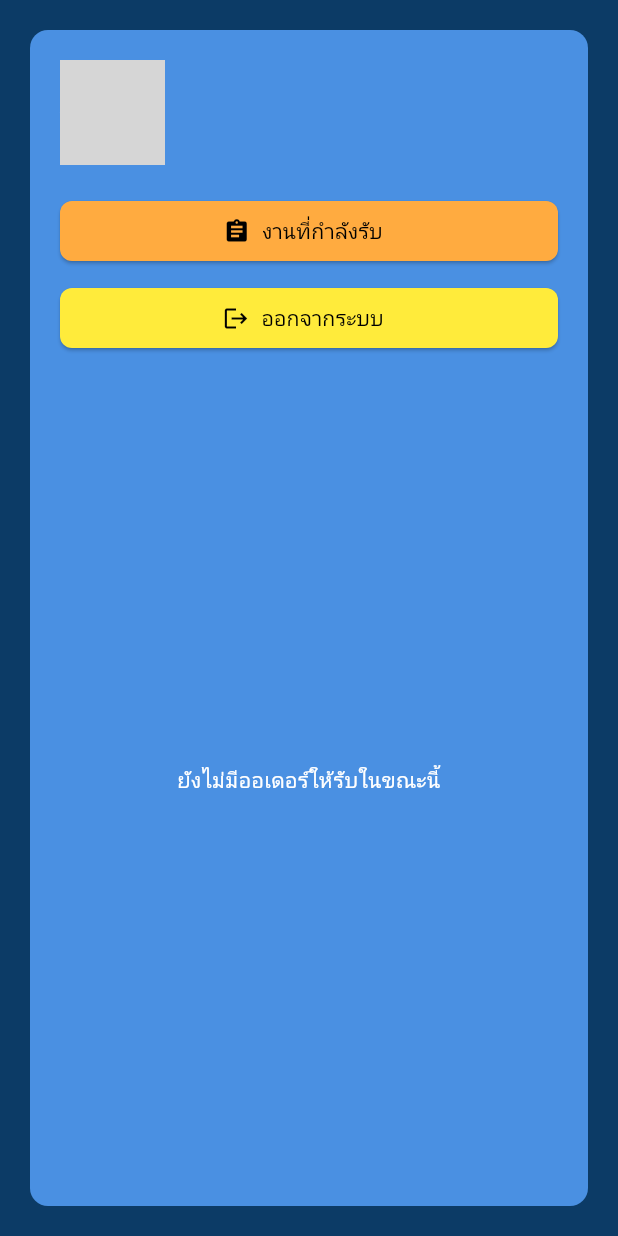
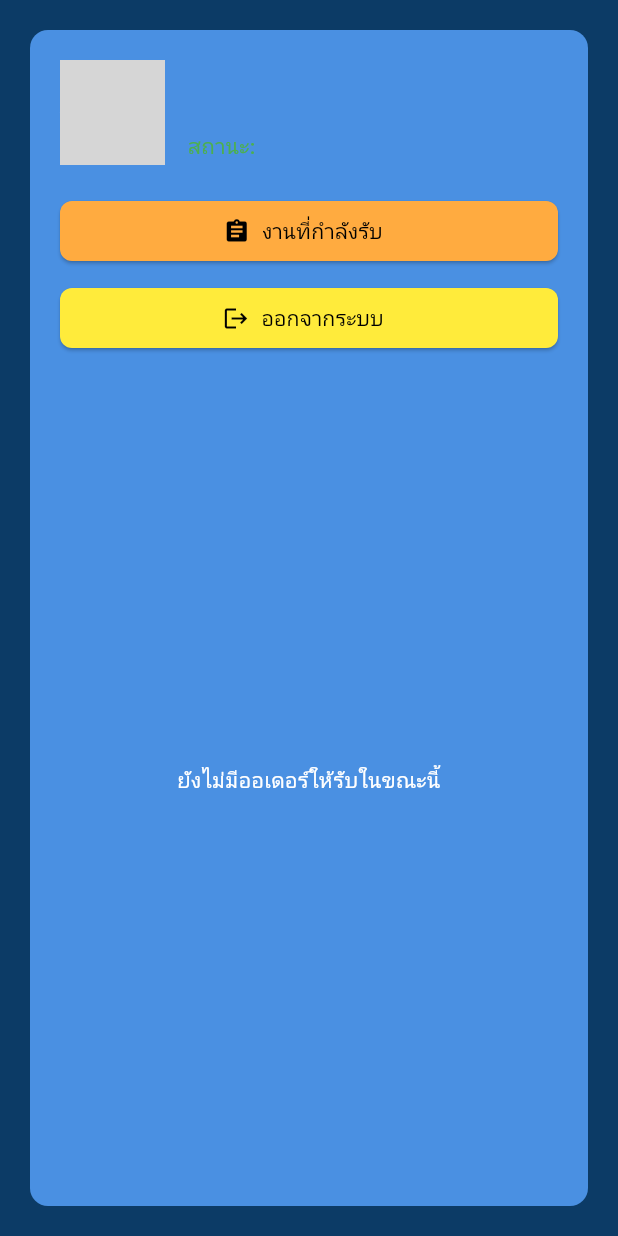
Before and after one commit to 66011212034-cmd/Delivery, a Flutter app: the RiderProfile screen opened directly with empty values, on a phone screen of 412 x 824 dp. Run offline on Flutter 3.47's test engine with Material 3 defaults, Android fonts, the phone set to English and light mode, and no system bars; our stand-ins replace cloud_firestore, firebase_core, firebase_storage, flutter_map, geolocator, get and 3 more; missing offline and left inert: flutter_map_marker_popup; accounts and stored records are empty; grey boxes are pictures that could not be loaded.

Commit message:
อัพให้แล้วจ้าธันวา

```diff
--- a/lib/pages/Rider_Profile.dart
+++ b/lib/pages/Rider_Profile.dart
@@ -2,6 +2,7 @@ import 'package:cloud_firestore/cloud_firestore.dart';
 import 'package:delivery/pages/Rider_function/order_detail_page.dart';
 import 'package:delivery/pages/page_login.dart';
 import 'package:flutter/material.dart';
+import 'dart:io'; // เพิ่ม import นี้สำหรับ File
 
 class RiderProfile extends StatefulWidget {
   final String userId;
@@ -37,6 +38,35 @@ class _RiderProfileState extends State<RiderProfile> {
     }
   }
 
+  /// ✅ ฟังก์ชันดึงรูปภาพที่รองรับทั้ง Firebase Storage และ Local Path
+  ImageProvider getProfileImage() {
+    if (riderData == null) {
+      return const AssetImage("assets/images/rider.png");
+    }
+
+    // ตรวจสอบถ้ามี profileUrl และไม่ว่างเปล่า
+    final profileUrl = riderData?['profileUrl'] as String?;
+    if (profileUrl != null && profileUrl.isNotEmpty) {
+      return NetworkImage(profileUrl);
+    }
+
+    // ตรวจสอบถ้ามี profilePath และไม่ว่างเปล่า
+    final profilePath = riderData?['profilePath'] as String?;
+    if (profilePath != null && profilePath.isNotEmpty) {
+      try {
+        final file = File(profilePath);
+        if (file.existsSync()) {
+          return FileImage(file);
+        }
+      } catch (e) {
+        print("Error loading local image: $e");
+      }
+    }
+
+    // ถ้าไม่มีทั้งคู่ ใช้รูป default
+    return const AssetImage("assets/images/rider.png");
+  }
+
   /// ✅ ดึงข้อมูลออเดอร์ที่รอไรเดอร์รับเท่านั้น
   Stream<QuerySnapshot> getAvailableOrders() {
     return FirebaseFirestore.instance
@@ -48,7 +78,7 @@ class _RiderProfileState extends State<RiderProfile> {
   /// ✅ ฟังก์ชันรีเฟรชหน้า
   Future<void> _refreshOrders() async {
     setState(() {});
-    await Future.delayed(const Duration(seconds: 1)); // โหลดใหม่เล็กน้อย
+    await Future.delayed(const Duration(seconds: 1));
   }
 
   @override
@@ -56,8 +86,6 @@ class _RiderProfileState extends State<RiderProfile> {
     if (riderData == null) {
       return const Scaffold(body: Center(child: CircularProgressIndicator()));
     }
-
-    final profileUrl = riderData?['profileUrl'] as String?;
 
     return Scaffold(
       backgroundColor: const Color(0xFF0C3B66),
@@ -73,13 +101,7 @@ class _RiderProfileState extends State<RiderProfile> {
             children: [
               Row(
                 children: [
-                  CircleAvatar(
-                    radius: 35,
-                    backgroundImage: riderData!['profileUrl'] != ""
-                        ? NetworkImage(riderData!['profileUrl'])
-                        : const AssetImage("assets/images/rider.png")
-                              as ImageProvider,
-                  ),
+                  CircleAvatar(radius: 35, backgroundImage: getProfileImage()),
                   const SizedBox(width: 15),
                   Column(
                     crossAxisAlignment: CrossAxisAlignment.start,
@@ -93,14 +115,24 @@ class _RiderProfileState extends State<RiderProfile> {
                         ),
                       ),
                       Text(
-                        riderData!['phone'],
+                        riderData!['phone'] ?? '-',
                         style: const TextStyle(color: Colors.white70),
+                      ),
+                      Text(
+                        "สถานะ: ${riderData!['status'] ?? 'ว่าง'}",
+                        style: TextStyle(
+                          color: (riderData!['status'] == 'กำลังจัดส่งงาน')
+                              ? Colors.orange
+                              : Colors.green,
+                          fontWeight: FontWeight.w500,
+                        ),
                       ),
                     ],
                   ),
                 ],
               ),
               const SizedBox(height: 20),
+
               // ✅ ปุ่มดูงานที่กำลังรับ
               SizedBox(
                 width: double.infinity,
@@ -121,7 +153,14 @@ class _RiderProfileState extends State<RiderProfile> {
                     final querySnapshot = await FirebaseFirestore.instance
                         .collection("Order")
                         .where("riderId", isEqualTo: widget.userId)
-                        .where("status", isEqualTo: "กำลังจัดส่งงาน")
+                        .where(
+                          "status",
+                          whereIn: [
+                            "ไรเดอร์รับงาน",
+                            "รับสินค้าแล้ว",
+                            "กำลังเดินทางไปส่ง",
+                          ],
+                        )
                         .get();
 
                     if (querySnapshot.docs.isEmpty) {
@@ -150,7 +189,7 @@ class _RiderProfileState extends State<RiderProfile> {
                       context,
                       MaterialPageRoute(
                         builder: (context) => OrderDetailPage(
-                          orderId: orderDoc.id, // ✅ ถูกต้อง
+                          orderId: orderDoc.id,
                           riderId: widget.userId,
                         ),
                       ),
@@ -312,7 +351,7 @@ class _RiderProfileState extends State<RiderProfile> {
                                               ],
                                             ),
                                           );
-                                          return; // ออกจากฟังก์ชัน ไม่ไปหน้า OrderDetailPage
+                                          return;
                                         }
 
                                         // ✅ ถ้าว่าง ให้ไปหน้า OrderDetailPage
@@ -327,11 +366,11 @@ class _RiderProfileState extends State<RiderProfile> {
                                         Navigator.push(
                                           context,
                                           MaterialPageRoute(
-                                            builder: (context) => OrderDetailPage(
-                                              orderId: orders[index].id,
-                                              riderId: widget
-                                                  .userId, // ✅ ส่ง userId เป็น riderId
-                                            ),
+                                            builder: (context) =>
+                                                OrderDetailPage(
+                                                  orderId: orders[index].id,
+                                                  riderId: widget.userId,
+                                                ),
                                           ),
                                         );
                                       },
```
Also changed, not shown: lib/pages/Rider_function/order_detail_page.dart (+95 -129 lines).
